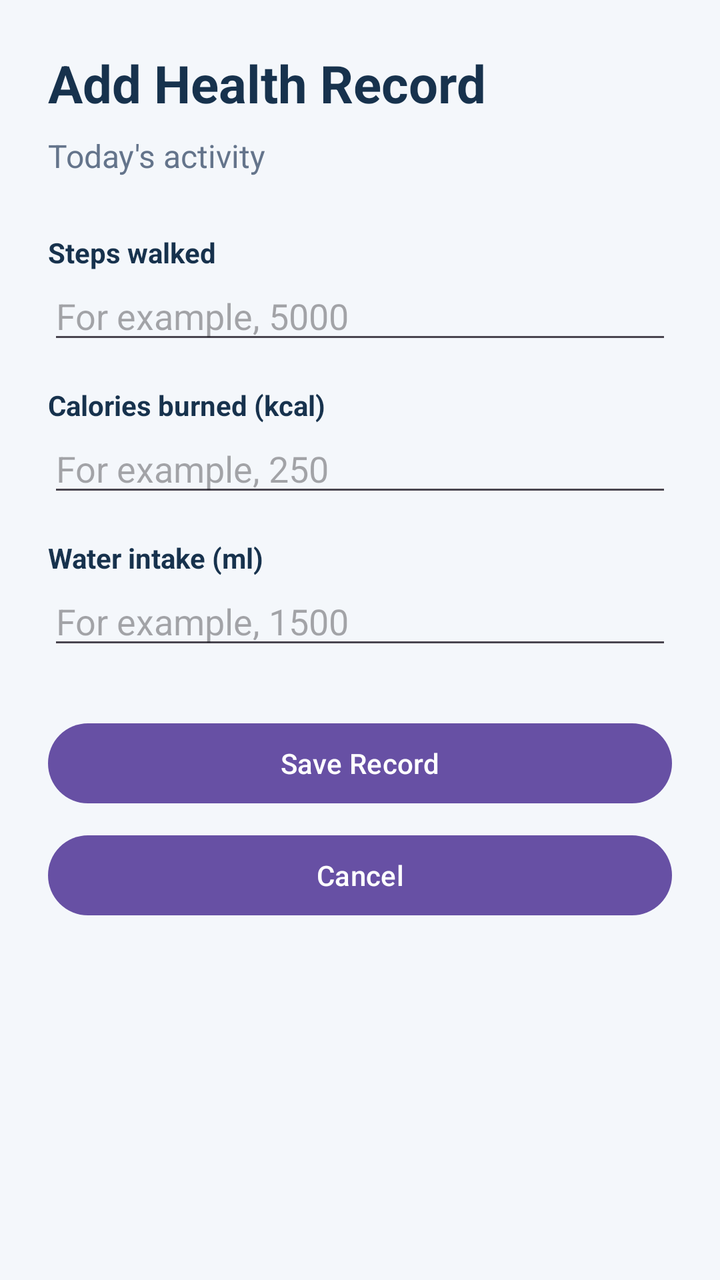
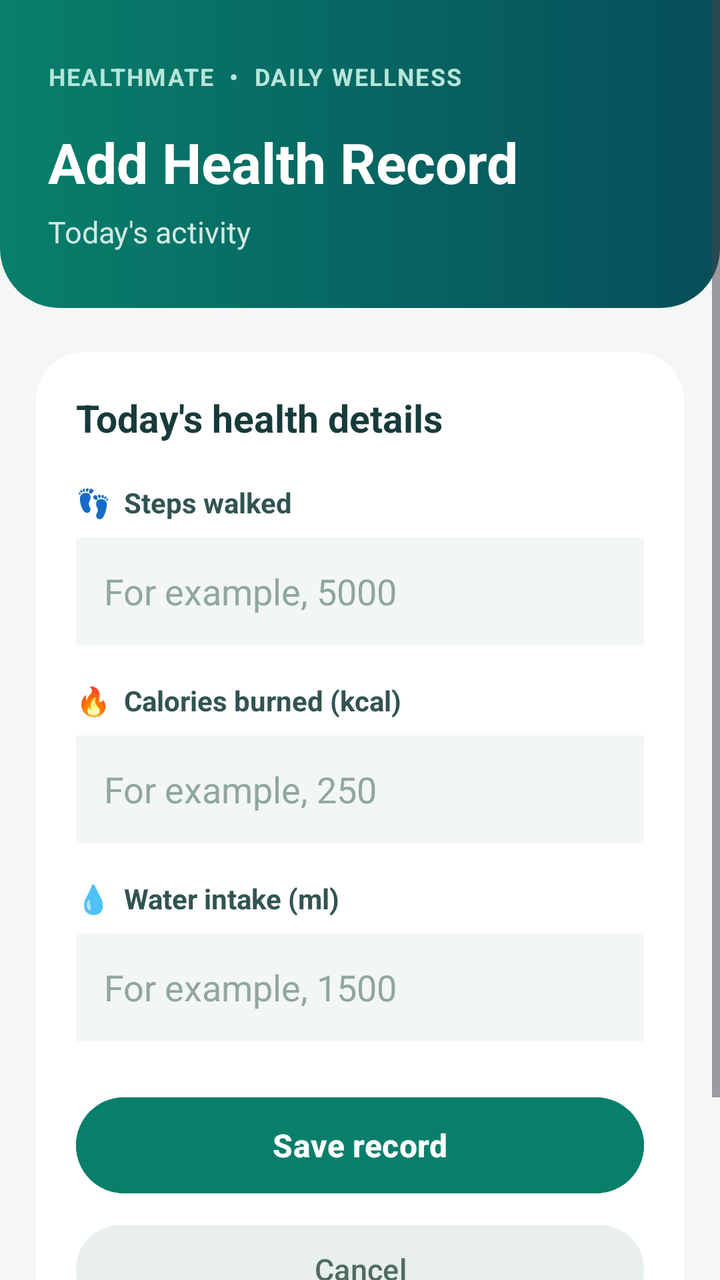

The first picture is an Android layout as it rendered before a commit; the second is the same layout after the commit. The layout source and the unified diff follow.
<!-- AndroidManifest.xml: application theme Theme.HealthMate -->
<!-- res/layout/activity_add_record.xml -->
<?xml version="1.0" encoding="utf-8"?>
<ScrollView xmlns:android="http://schemas.android.com/apk/res/android"
    android:layout_width="match_parent"
    android:layout_height="match_parent"
    android:background="#F4F7FB">

    <LinearLayout
        android:layout_width="match_parent"
        android:layout_height="wrap_content"
        android:orientation="vertical"
        android:padding="24dp">

        <TextView
            android:layout_width="wrap_content"
            android:layout_height="wrap_content"
            android:text="Add Health Record"
            android:textColor="#17324D"
            android:textSize="26sp"
            android:textStyle="bold" />

        <TextView
            android:id="@+id/todayDateText"
            android:layout_width="wrap_content"
            android:layout_height="wrap_content"
            android:layout_marginTop="8dp"
            android:text="Today's activity"
            android:textColor="#64748B"
            android:textSize="16sp" />

        <TextView
            android:layout_width="wrap_content"
            android:layout_height="wrap_content"
            android:layout_marginTop="28dp"
            android:text="Steps walked"
            android:textColor="#17324D"
            android:textStyle="bold" />

        <EditText
            android:id="@+id/stepsInput"
            android:layout_width="match_parent"
            android:layout_height="wrap_content"
            android:hint="For example, 5000"
            android:inputType="number" />

        <TextView
            android:layout_width="wrap_content"
            android:layout_height="wrap_content"
            android:layout_marginTop="16dp"
            android:text="Calories burned (kcal)"
            android:textColor="#17324D"
            android:textStyle="bold" />

        <EditText
            android:id="@+id/caloriesInput"
            android:layout_width="match_parent"
            android:layout_height="wrap_content"
            android:hint="For example, 250"
            android:inputType="number" />

        <TextView
            android:layout_width="wrap_content"
            android:layout_height="wrap_content"
            android:layout_marginTop="16dp"
            android:text="Water intake (ml)"
            android:textColor="#17324D"
            android:textStyle="bold" />

        <EditText
            android:id="@+id/waterInput"
            android:layout_width="match_parent"
            android:layout_height="wrap_content"
            android:hint="For example, 1500"
            android:inputType="number" />

        <Button
            android:id="@+id/saveRecordButton"
            android:layout_width="match_parent"
            android:layout_height="wrap_content"
            android:layout_marginTop="28dp"
            android:text="Save Record" />

        <Button
            android:id="@+id/cancelButton"
            android:layout_width="match_parent"
            android:layout_height="wrap_content"
            android:layout_marginTop="8dp"
            android:text="Cancel" />

    </LinearLayout>
</ScrollView>
<!-- resources referenced by this layout -->
<resources>
  <style name="Theme.HealthMate" parent="Base.Theme.HealthMate" />
  <style name="Base.Theme.HealthMate" parent="Theme.Material3.DayNight.NoActionBar">
          
          
      </style>
</resources>

<!-- the commit's change to res/layout/activity_add_record.xml (unified diff, before → after) -->
@@ -1,90 +1,175 @@
 <?xml version="1.0" encoding="utf-8"?>
 <ScrollView xmlns:android="http://schemas.android.com/apk/res/android"
+
     android:layout_width="match_parent"
     android:layout_height="match_parent"
-    android:background="#F4F7FB">
+    android:background="#F4F7F5"
+    android:fillViewport="true">
 
     <LinearLayout
         android:layout_width="match_parent"
         android:layout_height="wrap_content"
         android:orientation="vertical"
-        android:padding="24dp">
+        android:paddingBottom="28dp">
+
+        
+        <LinearLayout
+            android:layout_width="match_parent"
+            android:layout_height="wrap_content"
+            android:background="@drawable/bg_dashboard_header"
+            android:orientation="vertical"
+            android:paddingStart="24dp"
+            android:paddingTop="30dp"
+            android:paddingEnd="24dp"
+            android:paddingBottom="28dp">
+
+            <TextView
+                android:layout_width="wrap_content"
+                android:layout_height="wrap_content"
+                android:text="HEALTHMATE  •  DAILY WELLNESS"
+                android:textColor="#B6E5D9"
+                android:textSize="12sp"
+                android:textStyle="bold"
+                android:letterSpacing="0.06" />
+
+            <TextView
+                android:layout_width="wrap_content"
+                android:layout_height="wrap_content"
+                android:layout_marginTop="16dp"
+                android:text="Add Health Record"
+                android:textColor="#FFFFFF"
+                android:textSize="28sp"
+                android:textStyle="bold" />
+
+            <TextView
+                android:id="@+id/todayDateText"
+                android:layout_width="wrap_content"
+                android:layout_height="wrap_content"
+                android:layout_marginTop="6dp"
+                android:text="Today's activity"
+                android:textColor="#D2E9E3"
+                android:textSize="15sp" />
+        </LinearLayout>
+
+        
+        <LinearLayout
+            android:layout_width="match_parent"
+            android:layout_height="wrap_content"
+            android:layout_marginStart="18dp"
+            android:layout_marginTop="22dp"
+            android:layout_marginEnd="18dp"
+            android:background="@drawable/bg_login_card"
+            android:elevation="3dp"
+            android:orientation="vertical"
+            android:padding="20dp">
+
+            <TextView
+                android:layout_width="wrap_content"
+                android:layout_height="wrap_content"
+                android:text="Today's health details"
+                android:textColor="#173B3A"
+                android:textSize="19sp"
+                android:textStyle="bold" />
+
+            <TextView
+                android:layout_width="wrap_content"
+                android:layout_height="wrap_content"
+                android:layout_marginTop="20dp"
+                android:text="👣  Steps walked"
+                android:textColor="#315451"
+                android:textSize="14sp"
+                android:textStyle="bold" />
+
+            <EditText
+                android:id="@+id/stepsInput"
+                android:layout_width="match_parent"
+                android:layout_height="54dp"
+                android:layout_marginTop="8dp"
+                android:background="#F2F7F6"
+                android:hint="For example, 5000"
+                android:inputType="number"
+                android:paddingStart="14dp"
+                android:paddingEnd="14dp"
+                android:textColor="#173B3A"
+                android:textColorHint="#91A6A2" />
+
+            <TextView
+                android:layout_width="wrap_content"
+                android:layout_height="wrap_content"
+                android:layout_marginTop="18dp"
+                android:text="🔥  Calories burned (kcal)"
+                android:textColor="#315451"
+                android:textSize="14sp"
+                android:textStyle="bold" />
+
+            <EditText
+                android:id="@+id/caloriesInput"
+                android:layout_width="match_parent"
+                android:layout_height="54dp"
+                android:layout_marginTop="8dp"
+                android:background="#F2F7F6"
+                android:hint="For example, 250"
+                android:inputType="number"
+                android:paddingStart="14dp"
+                android:paddingEnd="14dp"
+                android:textColor="#173B3A"
+                android:textColorHint="#91A6A2" />
+
+            <TextView
+                android:layout_width="wrap_content"
+                android:layout_height="wrap_content"
+                android:layout_marginTop="18dp"
+                android:text="💧  Water intake (ml)"
+                android:textColor="#315451"
+                android:textSize="14sp"
+                android:textStyle="bold" />
+
+            <EditText
+                android:id="@+id/waterInput"
+                android:layout_width="match_parent"
+                android:layout_height="54dp"
+                android:layout_marginTop="8dp"
+                android:background="#F2F7F6"
+                android:hint="For example, 1500"
+                android:inputType="number"
+                android:paddingStart="14dp"
+                android:paddingEnd="14dp"
+                android:textColor="#173B3A"
+                android:textColorHint="#91A6A2" />
+
+            <Button
+                android:id="@+id/saveRecordButton"
+                android:layout_width="match_parent"
+                android:layout_height="56dp"
+                android:layout_marginTop="24dp"
+                android:backgroundTint="#087F6B"
+                android:text="Save record"
+                android:textAllCaps="false"
+                android:textColor="#FFFFFF"
+                android:textSize="16sp"
+                android:textStyle="bold" />
+
+            <Button
+                android:id="@+id/cancelButton"
+                android:layout_width="match_parent"
+                android:layout_height="52dp"
+                android:layout_marginTop="8dp"
+                android:backgroundTint="#E8EFED"
+                android:text="Cancel"
+                android:textAllCaps="false"
+                android:textColor="#526A65"
+                android:textSize="15sp" />
+
+        </LinearLayout>
 
         <TextView
             android:layout_width="wrap_content"
             android:layout_height="wrap_content"
-            android:text="Add Health Record"
-            android:textColor="#17324D"
-            android:textSize="26sp"
-            android:textStyle="bold" />
-
-        <TextView
-            android:id="@+id/todayDateText"
-            android:layout_width="wrap_content"
-            android:layout_height="wrap_content"
-            android:layout_marginTop="8dp"
-            android:text="Today's activity"
-            android:textColor="#64748B"
-            android:textSize="16sp" />
-
-        <TextView
-            android:layout_width="wrap_content"
-            android:layout_height="wrap_content"
-            android:layout_marginTop="28dp"
-            android:text="Steps walked"
-            android:textColor="#17324D"
-            android:textStyle="bold" />
-
-        <EditText
-            android:id="@+id/stepsInput"
-            android:layout_width="match_parent"
-            android:layout_height="wrap_content"
-            android:hint="For example, 5000"
-            android:inputType="number" />
-
-        <TextView
-            android:layout_width="wrap_content"
-            android:layout_height="wrap_content"
-            android:layout_marginTop="16dp"
-            android:text="Calories burned (kcal)"
-            android:textColor="#17324D"
-            android:textStyle="bold" />
-
-        <EditText
-            android:id="@+id/caloriesInput"
-            android:layout_width="match_parent"
-            android:layout_height="wrap_content"
-            android:hint="For example, 250"
-            android:inputType="number" />
-
-        <TextView
-            android:layout_width="wrap_content"
-            android:layout_height="wrap_content"
-            android:layout_marginTop="16dp"
-            android:text="Water intake (ml)"
-            android:textColor="#17324D"
-            android:textStyle="bold" />
-
-        <EditText
-            android:id="@+id/waterInput"
-            android:layout_width="match_parent"
-            android:layout_height="wrap_content"
-            android:hint="For example, 1500"
-            android:inputType="number" />
-
-        <Button
-            android:id="@+id/saveRecordButton"
-            android:layout_width="match_parent"
-            android:layout_height="wrap_content"
-            android:layout_marginTop="28dp"
-            android:text="Save Record" />
-
-        <Button
-            android:id="@+id/cancelButton"
-            android:layout_width="match_parent"
-            android:layout_height="wrap_content"
-            android:layout_marginTop="8dp"
-            android:text="Cancel" />
+            android:layout_gravity="center_horizontal"
+            android:layout_marginTop="20dp"
+            android:text="Small steps make a healthier day"
+            android:textColor="#718581"
+            android:textSize="13sp" />
 
     </LinearLayout>
 </ScrollView>
<!-- resource entries referenced after the edit -->
@@ -1,5 +1,39 @@
 <!-- resources referenced by this layout -->
 <resources>
+  <!-- drawable bg_dashboard_header (drawable) -->
+  <?xml version="1.0" encoding="utf-8"?>
+  <shape xmlns:android="http://schemas.android.com/apk/res/android"
+      android:shape="rectangle">
+  
+      <gradient
+          android:angle="0"
+          android:startColor="#087F6B"
+          android:endColor="#064E5A"
+          android:type="linear" />
+  
+      <corners
+          android:bottomLeftRadius="30dp"
+          android:bottomRightRadius="30dp" />
+  </shape>
+  <!-- drawable bg_login_card (drawable) -->
+  <?xml version="1.0" encoding="utf-8"?>
+  <layer-list xmlns:android="http://schemas.android.com/apk/res/android">
+  
+      <item android:left="2dp" android:top="3dp" android:right="2dp" android:bottom="1dp">
+          <shape android:shape="rectangle">
+              <solid android:color="#160B3B36" />
+              <corners android:radius="24dp" />
+          </shape>
+      </item>
+  
+      <item android:left="0dp" android:top="0dp" android:right="0dp" android:bottom="4dp">
+          <shape android:shape="rectangle">
+              <solid android:color="#FFFFFF" />
+              <corners android:radius="24dp" />
+          </shape>
+      </item>
+  
+  </layer-list>
   <style name="Theme.HealthMate" parent="Base.Theme.HealthMate" />
   <style name="Base.Theme.HealthMate" parent="Theme.Material3.DayNight.NoActionBar">
           
